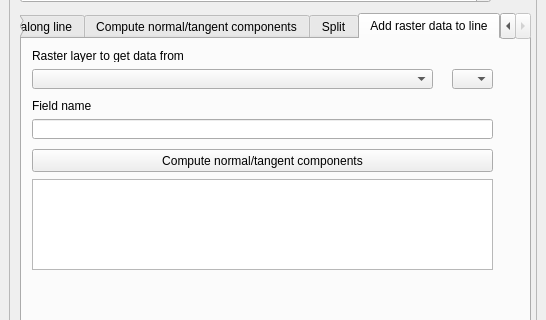
This is integrate_along_lines_dockwidget_base.ui in sebbelese/qgis-integrate-along-lines as Qt 5 draws it before an edit; both pictures show x 0 to 546 and y 131 to 451 of the 546 by 552 pixel window. The edited form follows.
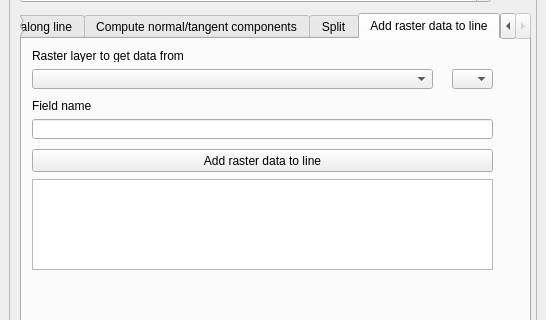
This is the edited form. The open tabs and pages were chosen to show the change.

What changed in the file:
```diff
--- a/integrate_along_lines_dockwidget_base.ui
+++ b/integrate_along_lines_dockwidget_base.ui
@@ -494,7 +494,7 @@
            </sizepolicy>
           </property>
           <property name="text">
-           <string>Compute normal/tangent components</string>
+           <string>Add raster data to line</string>
           </property>
          </widget>
          <widget class="QTextBrowser" name="boundsDisplay_data">
```
Left out of the diff: 2 changed lines with no effect on the pictures.
